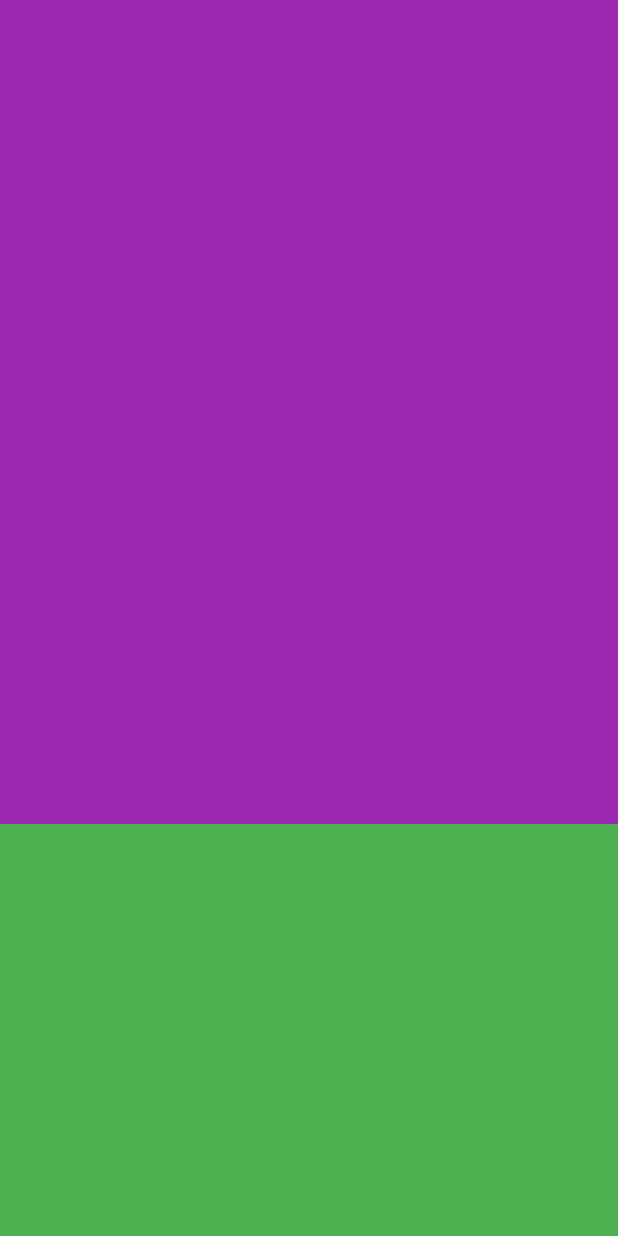
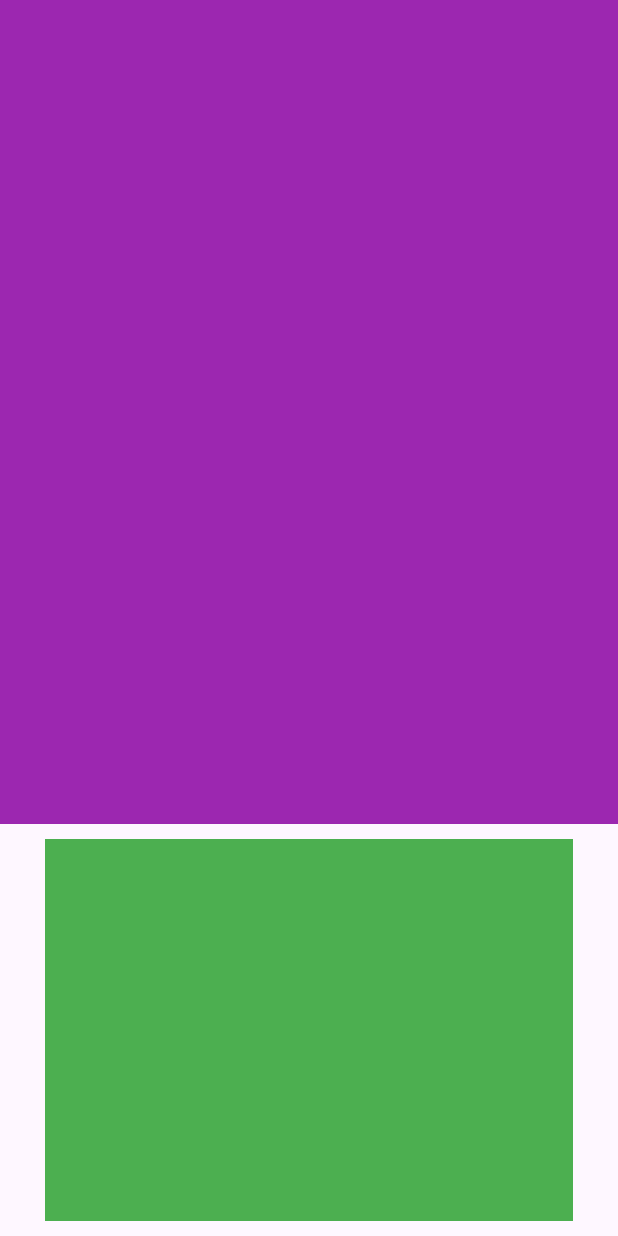
Before and after one commit to assassinyousuf/dartBasic-100DaysWithCPC, a Flutter app: the screen it shows after launch, on a phone screen of 412 x 824 dp. Run offline on Flutter 3.47's test engine with Material 3 defaults, Android fonts, the phone set to English and light mode, and no system bars.

Commit message:
Initial commit

```diff
--- a/lib/main.dart
+++ b/lib/main.dart
@@ -20,10 +20,13 @@ class MyApp extends StatelessWidget {
             ),
             Expanded(
               flex: 1,
-              child: Container(
-                width: double.infinity,
-                height: 300.0,
-                color: Colors.green,
+              child: Padding(
+                padding: EdgeInsets.symmetric(horizontal: 30.0, vertical: 10.0),
+                child: Container(
+                  width: double.infinity,
+                  height: 300.0,
+                  color: Colors.green,
+                ),
               ),
             ),
           ],
```
